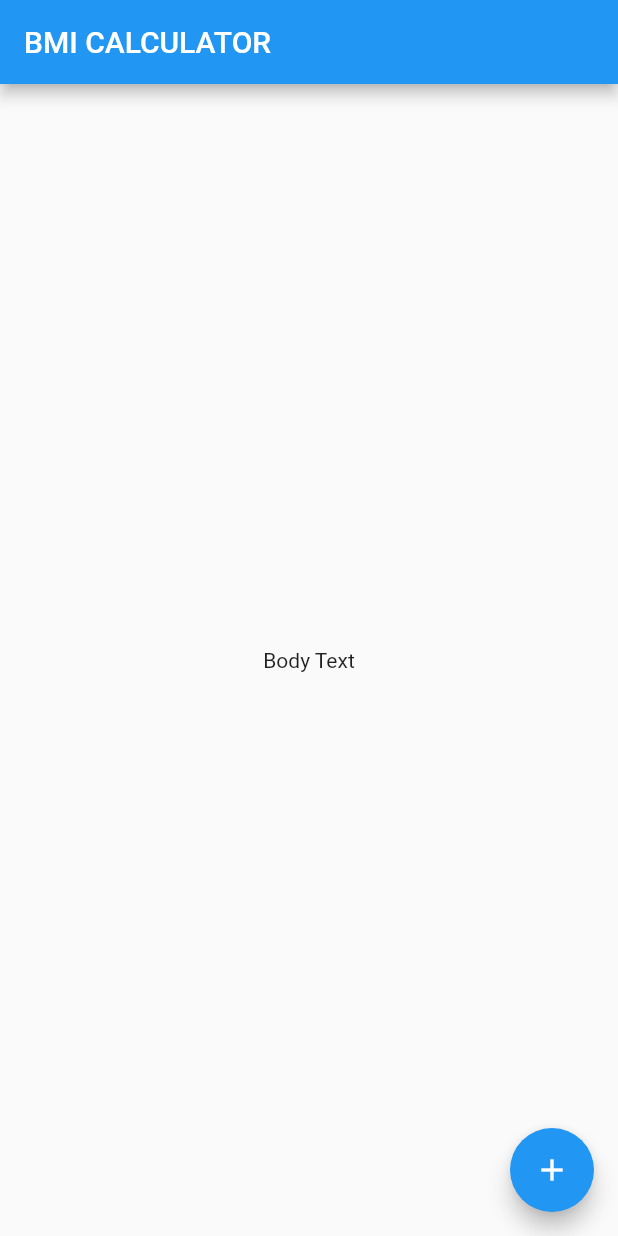
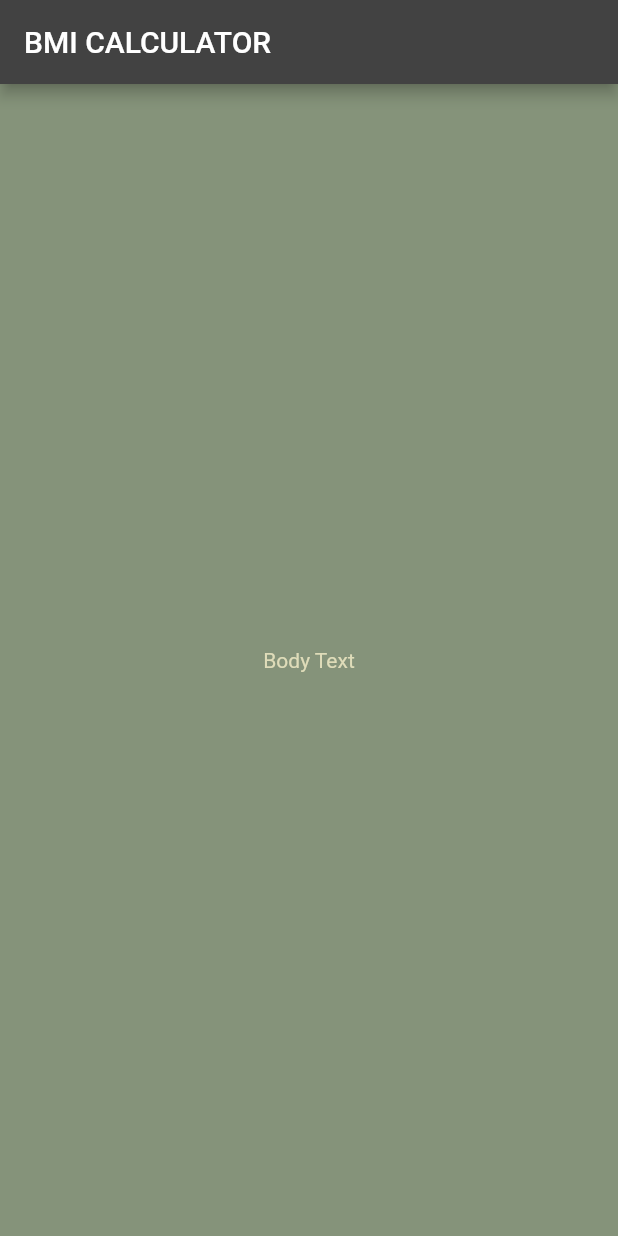
Before and after one commit to zahraakbari1234/flutterclassrepo, a Flutter app: the screen it shows after launch, on a phone screen of 412 x 824 dp. Run offline on Flutter 3.47's test engine with Material 2 defaults, Android fonts, the phone set to English and light mode, and no system bars; our stand-ins replace audioplayers.

Commit message:
set theme

```diff
--- /dev/null
+++ b/bmi_cal_app/lib/input_page.dart
@@ -0,0 +1,23 @@
+import 'package:flutter/material.dart';
+
+
+class InputPage extends StatefulWidget {
+  @override
+  _InputPageState createState() => _InputPageState();
+}
+
+class _InputPageState extends State<InputPage> {
+  @override
+  Widget build(BuildContext context) {
+    return Scaffold(
+      appBar: AppBar(
+
+        title: const Text('BMI CALCULATOR'),
+      ),
+      body: const Center(
+        child: Text('Body Text'),
+      ),
+
+    );
+  }
+}
--- a/bmi_cal_app/lib/main.dart
+++ b/bmi_cal_app/lib/main.dart
@@ -1,4 +1,5 @@
 import 'package:flutter/material.dart';
+import 'input_page.dart';
 
 void main() => runApp(BMICalculator());
 
@@ -7,31 +8,17 @@ class BMICalculator extends StatelessWidget {
   Widget build(BuildContext context) {
     return MaterialApp(
       debugShowCheckedModeBanner: false,
+      theme: ThemeData.dark().copyWith(
+
+        scaffoldBackgroundColor: const Color(0XFF85937a),
+        accentColor: const Color(0XFF586c5c),
+        textTheme: const TextTheme(
+          bodyText1: TextStyle(color:Color(0XFFdfdcb9)),
+          bodyText2: TextStyle(color:Color(0XFFdfdcb9)),
+
+        )
+      ),
       home: InputPage(),
     );
   }
 }
-
-class InputPage extends StatefulWidget {
-  @override
-  _InputPageState createState() => _InputPageState();
-}
-
-class _InputPageState extends State<InputPage> {
-  @override
-  Widget build(BuildContext context) {
-    return Scaffold(
-      appBar: AppBar(
-
-        title: Text('BMI CALCULATOR'),
-      ),
-      body: Center(
-        child: Text('Body Text'),
-      ),
-      floatingActionButton: FloatingActionButton(
-        onPressed: (){},
-        child: Icon(Icons.add),
-      ),
-    );
-  }
-}
```
Also changed, not shown: 9 other files.
